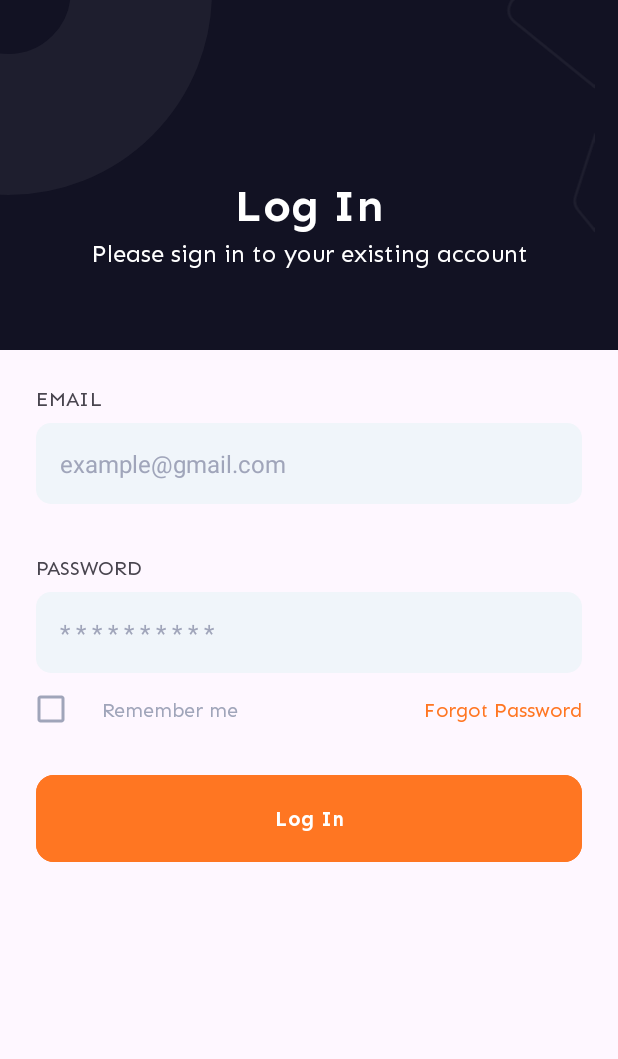
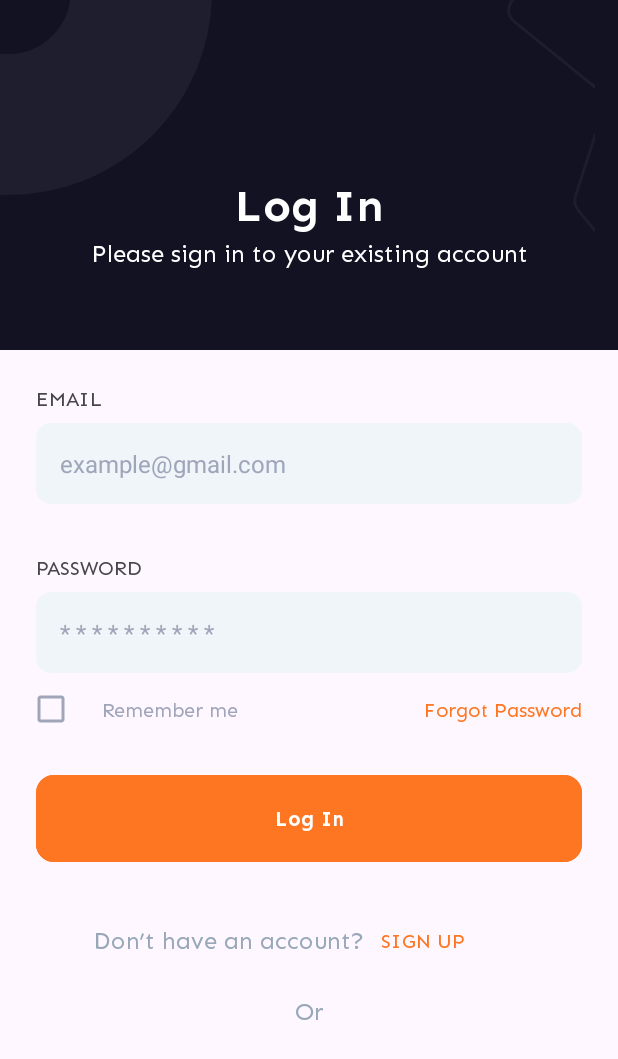
Before and after one commit to MorganGrimes/Food-Delivery-App, an Android app: the fragment LoginFragment shown on its own in the app's theme, on a phone screen of 412 x 824 dp. Shown: the top 1059 px of the screen. Run offline under Robolectric (Android 15) with nearby library versions, the phone set to English and light mode, and no system bars.

Commit message:
adding textview and strings

```diff
--- a/app/src/main/res/layout/fragment_login.xml
+++ b/app/src/main/res/layout/fragment_login.xml
@@ -163,11 +163,11 @@
             android:id="@+id/forgot_password_tv"
             android:layout_width="wrap_content"
             android:layout_height="wrap_content"
+            android:layout_marginEnd="24dp"
             android:fontFamily="@font/sen_regular"
             android:text="@string/forgot_password"
             android:textColor="@color/orange"
             android:textSize="13sp"
-            android:layout_marginEnd="24dp"
             app:layout_constraintBottom_toBottomOf="@+id/remember_me_tv"
             app:layout_constraintEnd_toEndOf="parent"
             app:layout_constraintTop_toTopOf="@+id/remember_me_tv" />
@@ -185,9 +185,49 @@
             android:textColor="@color/white"
             android:textSize="14sp"
             app:cornerRadius="12dp"
-            app:layout_constraintTop_toBottomOf="@+id/forgot_password_tv"
             app:layout_constraintEnd_toEndOf="parent"
-            app:layout_constraintStart_toStartOf="parent" />
+            app:layout_constraintStart_toStartOf="parent"
+            app:layout_constraintTop_toBottomOf="@+id/forgot_password_tv" />
+
+        <TextView
+            android:id="@+id/no_account_tv"
+            android:layout_width="wrap_content"
+            android:layout_height="wrap_content"
+            android:layout_marginStart="62dp"
+            android:layout_marginTop="38dp"
+            android:fontFamily="@font/sen_regular"
+            android:text="@string/no_account"
+            android:textColor="@color/grey"
+            android:textSize="16sp"
+            app:layout_constraintStart_toStartOf="parent"
+            app:layout_constraintTop_toBottomOf="@+id/login_btn" />
+
+        <TextView
+            android:id="@+id/sign_up"
+            android:layout_width="wrap_content"
+            android:layout_height="wrap_content"
+            android:layout_marginStart="11dp"
+            android:fontFamily="@font/sen_regular"
+            android:text="@string/sign_up"
+            android:textColor="@color/orange"
+            android:textSize="13sp"
+            app:layout_constraintBottom_toBottomOf="@+id/no_account_tv"
+            app:layout_constraintStart_toEndOf="@+id/no_account_tv"
+            app:layout_constraintTop_toTopOf="@+id/no_account_tv" />
+
+        <TextView
+            android:id="@+id/or_tv"
+            android:layout_width="wrap_content"
+            android:layout_height="wrap_content"
+            android:layout_marginTop="27dp"
+            android:fontFamily="@font/sen_regular"
+            android:text="@string/or"
+            android:textColor="@color/grey"
+            android:textSize="16sp"
+            app:layout_constraintEnd_toEndOf="parent"
+            app:layout_constraintStart_toStartOf="parent"
+            app:layout_constraintTop_toBottomOf="@+id/no_account_tv" />
+
 
     </androidx.constraintlayout.widget.ConstraintLayout>
 
--- a/app/src/main/res/values/strings.xml
+++ b/app/src/main/res/values/strings.xml
@@ -13,5 +13,8 @@ you just place the order we do the rest</string>
     <string name="password_example">* * * * * * * * * *</string>
     <string name="remember_me">Remember me</string>
     <string name="forgot_password">Forgot Password</string>
+    <string name="no_account">Don’t have an account?</string>
+    <string name="sign_up">SIGN UP</string>
+    <string name="or">Or</string>
 
 </resources>
```
